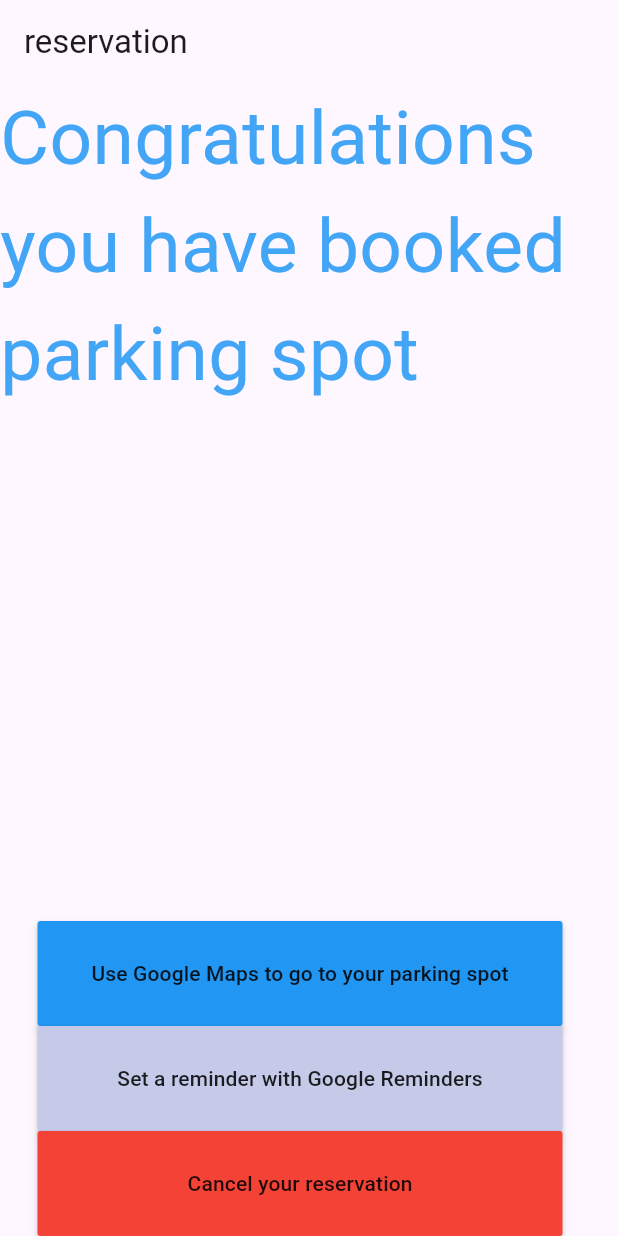
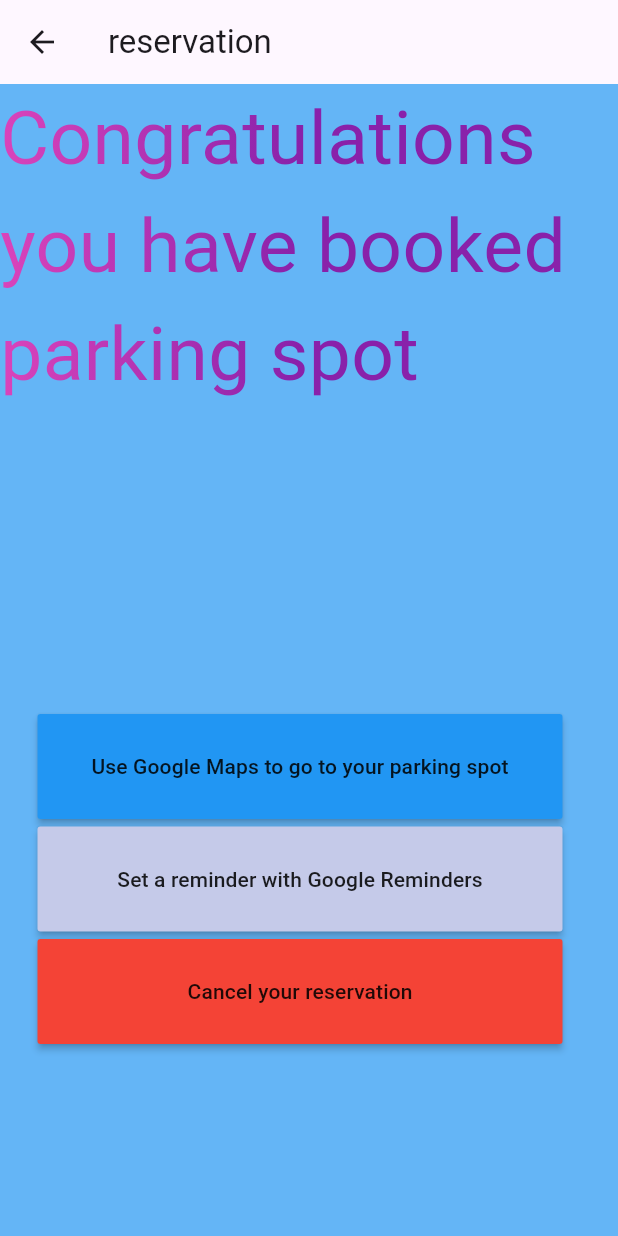
Before and after one commit to luisEd10/Proyecto_dev_mobiles, a Flutter app: the SuccesfullReservation screen opened directly, on a phone screen of 412 x 824 dp. Run offline on Flutter 3.47's test engine with Material 3 defaults, Android fonts, the phone set to English and light mode, and no system bars; our stand-ins replace bloc, equatable, firebase_auth, google_maps_flutter, google_sign_in; missing offline and left inert: flutter_config; accounts and stored records are empty.

```diff
--- a/project/lib/main.dart
+++ b/project/lib/main.dart
@@ -1,8 +1,7 @@
 import 'package:flutter/material.dart';
 import 'package:flutter_config/flutter_config.dart';
+import 'package:project/database_update.dart';
 import 'package:project/login_page.dart';
-import 'package:project/main_page.dart';
-import 'package:project/succesfull_reservation.dart';
 
 Future<void> main() async {
   WidgetsFlutterBinding.ensureInitialized(); // Required by FlutterConfig
@@ -17,7 +16,7 @@ class MyApp extends StatelessWidget {
   Widget build(BuildContext context) {
     return MaterialApp(
       title: 'Material App',
-      home: SuccesfullReservation(),
+      home: DatabaseUpdate(),
     );
   }
 }
--- a/project/lib/succesfull_reservation.dart
+++ b/project/lib/succesfull_reservation.dart
@@ -1,11 +1,15 @@
 import 'package:flutter/material.dart';
 
 class SuccesfullReservation extends StatelessWidget {
-  const SuccesfullReservation({super.key});
+  SuccesfullReservation({super.key});
+  final Shader linearGradient = LinearGradient(
+    colors: <Color>[Color(0xffDA44bb), Color(0xff8921aa)],
+  ).createShader(Rect.fromLTWH(0.0, 0.0, 200.0, 70.0));
 
   @override
   Widget build(BuildContext context) {
     return Scaffold(
+      backgroundColor: Colors.blue[300],
       appBar: AppBar(
         title: Text('reservation'),
       ),
@@ -14,8 +18,9 @@ class SuccesfullReservation extends StatelessWidget {
         child: Column(
           crossAxisAlignment: CrossAxisAlignment.center,
           children: [
-            Expanded(
-              child: Text("Congratulations you have booked parking spot", style: TextStyle(fontSize: 50, color:Colors.blue.shade400),)
+            SizedBox(
+              height: 420,
+              child: Text("Congratulations you have booked parking spot", style: TextStyle(fontSize: 50, foreground: Paint()..shader = linearGradient),)
             ),
             SizedBox(
               width: 350,
@@ -27,6 +32,9 @@ class SuccesfullReservation extends StatelessWidget {
               ),
             ),
             SizedBox(
+              height: 5,
+            ),
+            SizedBox(
               width: 350,
               child: MaterialButton(
                 onPressed: (){},
@@ -34,6 +42,9 @@ class SuccesfullReservation extends StatelessWidget {
                 color: Colors.indigo[100],
                 child: Text("Set a reminder with Google Reminders"),
               ),
+            ),
+            SizedBox(
+              height: 5,
             ),
             SizedBox(
               width: 350,
--- a/project/pubspec.yaml
+++ b/project/pubspec.yaml
@@ -16,6 +16,9 @@ dependencies:
   bloc: ^8.1.2
   google_maps_flutter: ^2.5.0
   flutter_config: ^2.0.2
+  equatable: ^2.0.5
+  firebase_auth: ^4.12.1
+  google_sign_in: ^6.1.5
 
 dev_dependencies:
   flutter_test:
```
Also changed, not shown: project/lib/bloc/auth_bloc.dart (added, +51 -0 lines), project/lib/bloc/auth_event.dart (added, +14 -0 lines), project/lib/bloc/auth_state.dart (added, +20 -0 lines), project/lib/bloc/estacionamiento_state.dart (+8 -0 lines), project/lib/user_auth_repository.dart (added, +39 -0 lines), project/pubspec.lock, 6 other files.
